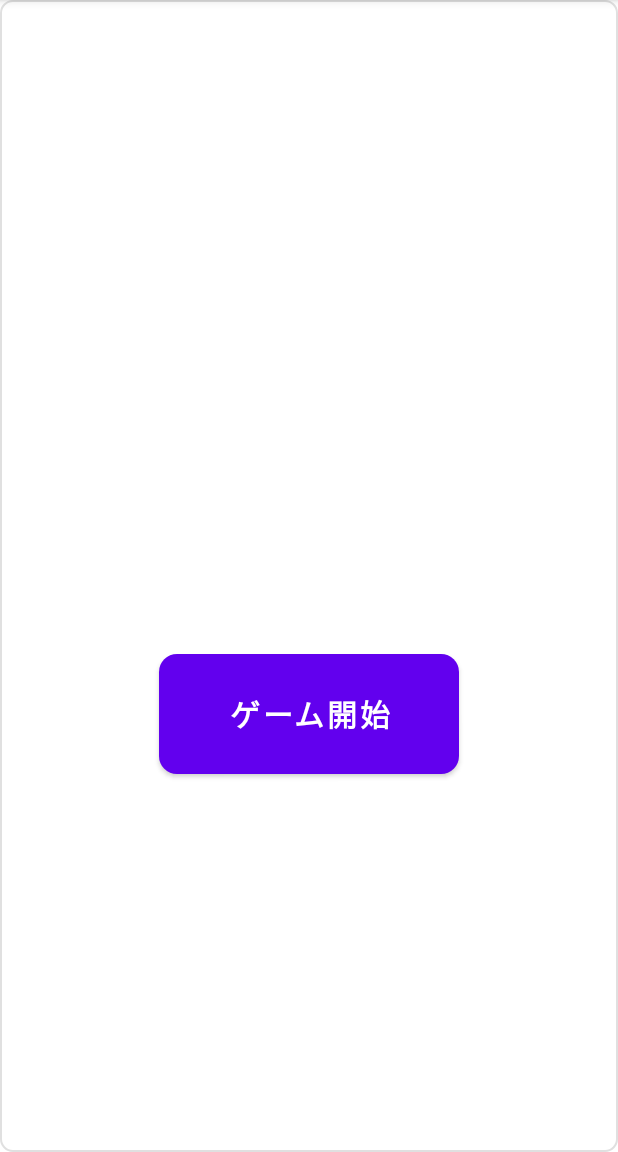
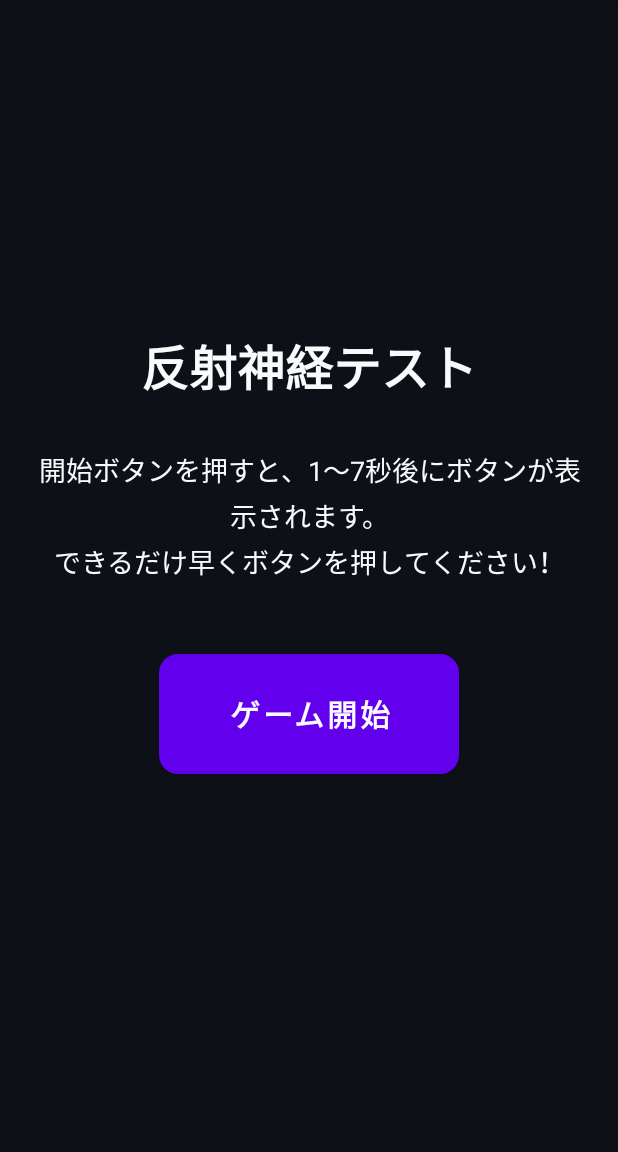
Before and after one commit to swkoubou/HackU_doragon_diceset, an Android app: the screen it shows after launch (ReactionGameActivity), after a tap on "反射神経ゲーム（テスト）", on a phone screen of 412 x 824 dp, the part 84-1236 px from its top. Run offline under Robolectric (Android 15) with nearby library versions, the phone set to English and light mode, and no system bars; pictures from the network do not load.

Commit message:
new commit

```diff
--- a/app/src/main/java/com/example/ver1/ReactionGameActivity.kt
+++ b/app/src/main/java/com/example/ver1/ReactionGameActivity.kt
@@ -120,7 +120,7 @@ class ReactionGameActivity : AppCompatActivity() {
         backToMenuButton.visibility = View.GONE
 
         titleText.text = "反射神経テスト"
-        instructionText.text = "開始ボタンを押すと、1〜3秒後にボタンが表示されます。\nできるだけ早くボタンを押してください！"
+        instructionText.text = "開始ボタンを押すと、1〜7秒後にボタンが表示されます。\nできるだけ早くボタンを押してください！"
         waitingForReaction = false
     }
 
@@ -133,7 +133,7 @@ class ReactionGameActivity : AppCompatActivity() {
         resultText.text = "待機中..."
 
         gameStartTime = System.currentTimeMillis()
-        val randomDelay = Random.nextLong(1000, 3001) // 1秒〜3秒
+        val randomDelay = Random.nextLong(1000, 7001) // 1秒〜7秒
 
         handler.postDelayed({
             showReactionButton()
@@ -203,6 +203,10 @@ class ReactionGameActivity : AppCompatActivity() {
         val timeText = "${String.format("%.3f", reactionTimeSeconds)}秒"
         reactionTimeInResult.text = timeText
         Log.d("ReactionGame", "Result text set to: $timeText")
+
+        // 結果に応じた効果音を再生
+        soundManager.playResultSound(reactionTime)
+        Log.d("ReactionGame", "Playing result sound for time: $reactionTime ms")
     }
 
     override fun onBackPressed() {
--- a/app/src/main/java/com/example/ver1/SoundManager.kt
+++ b/app/src/main/java/com/example/ver1/SoundManager.kt
@@ -10,6 +10,8 @@ class SoundManager private constructor(context: Context) {
     private var buttonClick50: Int = 0
     private var successSound: Int = 0
     private var buttonClick40: Int = 0
+    private var excellentResult: Int = 0
+    private var normalResult: Int = 0
 
     companion object {
         @Volatile
@@ -36,7 +38,9 @@ class SoundManager private constructor(context: Context) {
         // 効果音ファイルを読み込み
         buttonClick50 = soundPool.load(context, R.raw.button_click_40, 1)
         successSound = soundPool.load(context, R.raw.success, 1)
-        buttonClick40 = soundPool.load(context, R.raw.button_click_40, 1)
+        buttonClick40 = soundPool.load(context, R.raw.button_click_50, 1)
+        excellentResult = soundPool.load(context, R.raw.excellent_result, 1)
+        normalResult = soundPool.load(context, R.raw.normal_result, 1)
     }
 
     fun playButtonClick50() {
@@ -51,6 +55,15 @@ class SoundManager private constructor(context: Context) {
         soundPool.play(buttonClick40, 1.0f, 1.0f, 1, 0, 1.0f)
     }
 
+    fun playResultSound(reactionTimeMs: Long) {
+        val reactionTimeSeconds = reactionTimeMs / 1000.0
+        if (reactionTimeSeconds <= 0.25) {
+            soundPool.play(excellentResult, 1.0f, 1.0f, 1, 0, 1.0f)
+        } else {
+            soundPool.play(normalResult, 1.0f, 1.0f, 1, 0, 1.0f)
+        }
+    }
+
     fun release() {
         soundPool.release()
         INSTANCE = null
--- /dev/null
+++ b/app/src/main/res/drawable/button_game_primary.xml
@@ -0,0 +1,19 @@
+<?xml version="1.0" encoding="utf-8"?>
+<shape xmlns:android="http://schemas.android.com/apk/res/android"
+    android:shape="rectangle">
+
+    <!-- グラデーション背景 -->
+    <gradient
+        android:startColor="@color/game_accent"
+        android:endColor="@color/game_accent_light"
+        android:angle="45" />
+
+    <!-- 角を丸く -->
+    <corners android:radius="12dp" />
+
+    <!-- ボーダー -->
+    <stroke
+        android:width="1dp"
+        android:color="@color/game_border" />
+
+</shape>
--- /dev/null
+++ b/app/src/main/res/drawable/button_game_reaction.xml
@@ -0,0 +1,16 @@
+<?xml version="1.0" encoding="utf-8"?>
+<shape xmlns:android="http://schemas.android.com/apk/res/android"
+    android:shape="oval">
+
+    <!-- グラデーション背景 -->
+    <gradient
+        android:startColor="@color/game_success"
+        android:endColor="@color/game_warning"
+        android:angle="135" />
+
+    <!-- ボーダー -->
+    <stroke
+        android:width="3dp"
+        android:color="@color/game_text" />
+
+</shape>
--- /dev/null
+++ b/app/src/main/res/drawable/button_game_secondary.xml
@@ -0,0 +1,16 @@
+<?xml version="1.0" encoding="utf-8"?>
+<shape xmlns:android="http://schemas.android.com/apk/res/android"
+    android:shape="rectangle">
+
+    <!-- 単色背景 -->
+    <solid android:color="@color/game_surface" />
+
+    <!-- 角を丸く -->
+    <corners android:radius="8dp" />
+
+    <!-- ボーダー -->
+    <stroke
+        android:width="1dp"
+        android:color="@color/game_border" />
+
+</shape>
--- /dev/null
+++ b/app/src/main/res/drawable/result_card_background.xml
@@ -0,0 +1,16 @@
+<?xml version="1.0" encoding="utf-8"?>
+<shape xmlns:android="http://schemas.android.com/apk/res/android"
+    android:shape="rectangle">
+
+    <!-- 単色背景 -->
+    <solid android:color="@color/game_surface" />
+
+    <!-- 角を丸く -->
+    <corners android:radius="16dp" />
+
+    <!-- ボーダー -->
+    <stroke
+        android:width="2dp"
+        android:color="@color/game_accent" />
+
+</shape>
--- a/app/src/main/res/layout/activity_reaction_game.xml
+++ b/app/src/main/res/layout/activity_reaction_game.xml
@@ -5,7 +5,7 @@
     android:orientation="vertical"
     android:gravity="center"
     android:padding="24dp"
-    android:background="@drawable/result_background">
+    android:background="@color/game_background">
 
     <!-- ゲームタイトル -->
     <TextView
@@ -15,7 +15,7 @@
         android:text="反射神経テスト"
         android:textSize="32sp"
         android:textStyle="bold"
-        android:textColor="@color/white"
+        android:textColor="@color/game_text"
         android:layout_marginBottom="32dp"
         android:gravity="center" />
 
@@ -26,7 +26,7 @@
         android:layout_height="wrap_content"
         android:text="開始ボタンを押すと、1〜3秒後にボタンが表示されます。\nできるだけ早くボタンを押してください！"
         android:textSize="18sp"
-        android:textColor="@color/white"
+        android:textColor="@color/game_text"
         android:layout_marginBottom="48dp"
         android:gravity="center"
         android:lineSpacingExtra="4dp" />
@@ -39,8 +39,8 @@
         android:text="ゲーム開始"
         android:textSize="20sp"
         android:textStyle="bold"
-        android:background="@drawable/button_primary"
-        android:textColor="@color/white"
+        android:background="@drawable/button_game_primary"
+        android:textColor="@color/game_text"
         android:layout_marginBottom="32dp" />
 
     <!-- 反応ボタン（ゲーム中に表示） -->
@@ -51,8 +51,8 @@
         android:text="押せ！"
         android:textSize="24sp"
         android:textStyle="bold"
-        android:background="@drawable/button_record"
-        android:textColor="@color/white"
+        android:background="@drawable/button_game_reaction"
+        android:textColor="@color/game_text"
         android:visibility="gone"
         android:layout_marginBottom="32dp" />
 
@@ -64,7 +64,7 @@
         android:orientation="vertical"
         android:gravity="center"
         android:visibility="gone"
-        android:background="@color/primary_text"
+        android:background="@drawable/result_card_background"
         android:padding="32dp"
         android:layout_marginTop="50dp">
 
@@ -76,7 +76,7 @@
             android:text="結果"
             android:textSize="32sp"
             android:textStyle="bold"
-            android:textColor="@color/white"
+            android:textColor="@color/game_text"
             android:layout_marginBottom="16dp" />
 
         <!-- 反応時間表示 -->
@@ -86,7 +86,7 @@
             android:layout_height="wrap_content"
             android:text="0.000秒"
             android:textSize="28sp"
-            android:textColor="@color/white"
+            android:textColor="@color/game_text"
             android:layout_marginBottom="24dp" />
 
         <!-- ×ボタン -->
@@ -96,8 +96,8 @@
             android:layout_height="50dp"
             android:text="閉じる"
             android:textSize="16sp"
-            android:textColor="@color/white"
-            android:background="@drawable/button_secondary" />
+            android:textColor="@color/game_text"
+            android:background="@drawable/button_game_secondary" />
 
     </LinearLayout>
 
@@ -108,7 +108,7 @@
         android:layout_height="wrap_content"
         android:text="反応時間: 0.000秒"
         android:textSize="22sp"
-        android:textColor="@color/white"
+        android:textColor="@color/game_text"
         android:layout_marginBottom="16dp"
         android:visibility="gone" />
 
@@ -119,7 +119,7 @@
         android:layout_height="wrap_content"
         android:text="ベストタイム: 0.000秒"
         android:textSize="18sp"
-        android:textColor="@color/white"
+        android:textColor="@color/game_text"
         android:layout_marginBottom="8dp"
         android:visibility="gone" />
 
@@ -130,7 +130,7 @@
         android:layout_height="wrap_content"
         android:text="平均タイム: 0.000秒"
         android:textSize="18sp"
-        android:textColor="@color/white"
+        android:textColor="@color/game_text"
         android:layout_marginBottom="32dp"
         android:visibility="gone" />
 
@@ -142,7 +142,7 @@
         android:text="もう一度プレイ"
         android:textSize="16sp"
         android:background="@drawable/button_secondary"
-        android:textColor="@color/white"
+        android:textColor="@color/game_text"
         android:layout_marginBottom="16dp"
         android:visibility="gone" />
 
@@ -154,7 +154,7 @@
         android:text="メニューに戻る"
         android:textSize="16sp"
         android:background="@drawable/button_secondary"
-        android:textColor="@color/white"
+        android:textColor="@color/game_text"
         android:visibility="gone" />
 
 </LinearLayout>
--- a/app/src/main/res/values/colors.xml
+++ b/app/src/main/res/values/colors.xml
@@ -31,6 +31,37 @@
     <color name="background_color">#FAFAFA</color>
     <color name="surface_color">#FFFFFF</color>
 
+    <!-- ダークテーマ用色 -->
+    <color name="dark_background">#121212</color>
+    <color name="dark_surface">#1E1E1E</color>
+    <color name="dark_card">#2D2D2D</color>
+    <color name="dark_primary">#BB86FC</color>
+    <color name="dark_accent">#03DAC6</color>
+
+    <!-- ゲーム用カラー -->
+    <color name="game_background">#0D1117</color>
+    <color name="game_surface">#161B22</color>
+    <color name="game_accent">#7C3AED</color>
+    <color name="game_accent_light">#A855F7</color>
+    <color name="game_success">#10B981</color>
+    <color name="game_warning">#F59E0B</color>
+    <color name="game_text">#F8FAFC</color>
+    <color name="game_text_muted">#94A3B8</color>
+    <color name="game_border">#374151</color>
+
+    <!-- 翻訳アプリ用カラー（白・緑基調） -->
+    <color name="translate_background">#FFFFFF</color>
+    <color name="translate_surface">#F8FDF8</color>
+    <color name="translate_primary">#22C55E</color>
+    <color name="translate_primary_dark">#16A34A</color>
+    <color name="translate_primary_light">#86EFAC</color>
+    <color name="translate_secondary">#10B981</color>
+    <color name="translate_accent">#059669</color>
+    <color name="translate_text">#1F2937</color>
+    <color name="translate_text_light">#6B7280</color>
+    <color name="translate_border">#D1FAE5</color>
+    <color name="translate_card">#F0FDF4</color>
+
     <!-- その他 -->
     <color name="white">#FFFFFF</color>
     <color name="black">#000000</color>
```
Also changed, not shown: app/src/main/res/drawable/button_translate_primary.xml (added, +19 -0 lines), app/src/main/res/drawable/button_translate_secondary.xml (added, +19 -0 lines), app/src/main/res/drawable/button_translate_test.xml (added, +19 -0 lines), app/src/main/res/drawable/button_translate_voice.xml (added, +16 -0 lines), app/src/main/res/drawable/translate_result_background.xml (added, +16 -0 lines), app/src/main/res/layout/activity_main.xml (+7 -7 lines), app/src/main/res/layout/activity_voice_translation.xml (+7 -7 lines), 2 other files.
